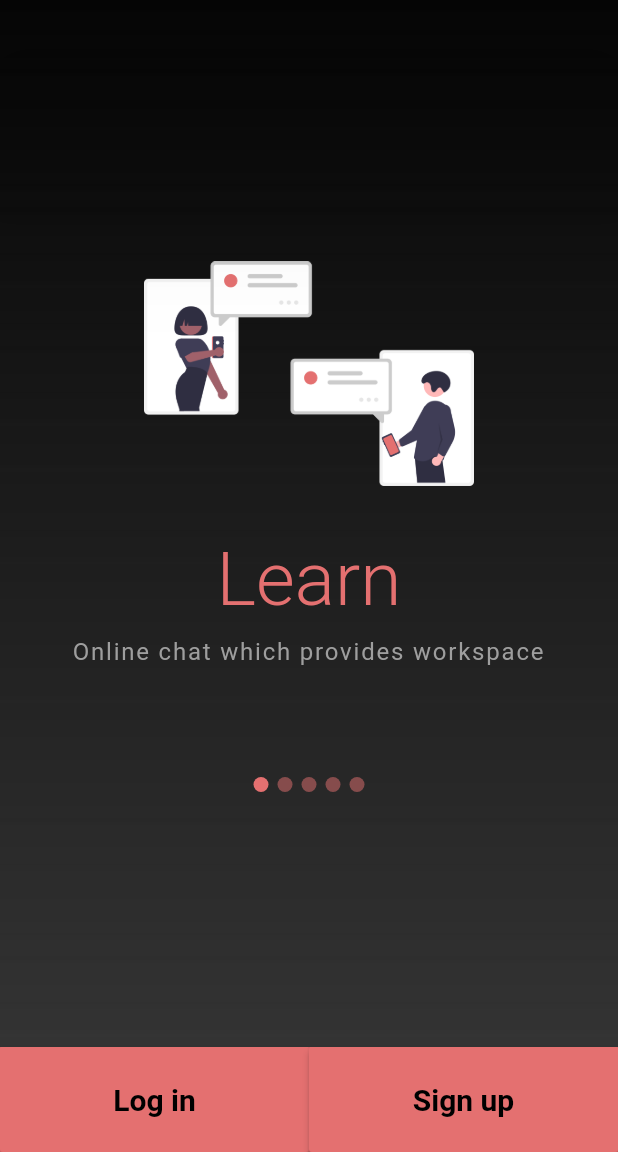
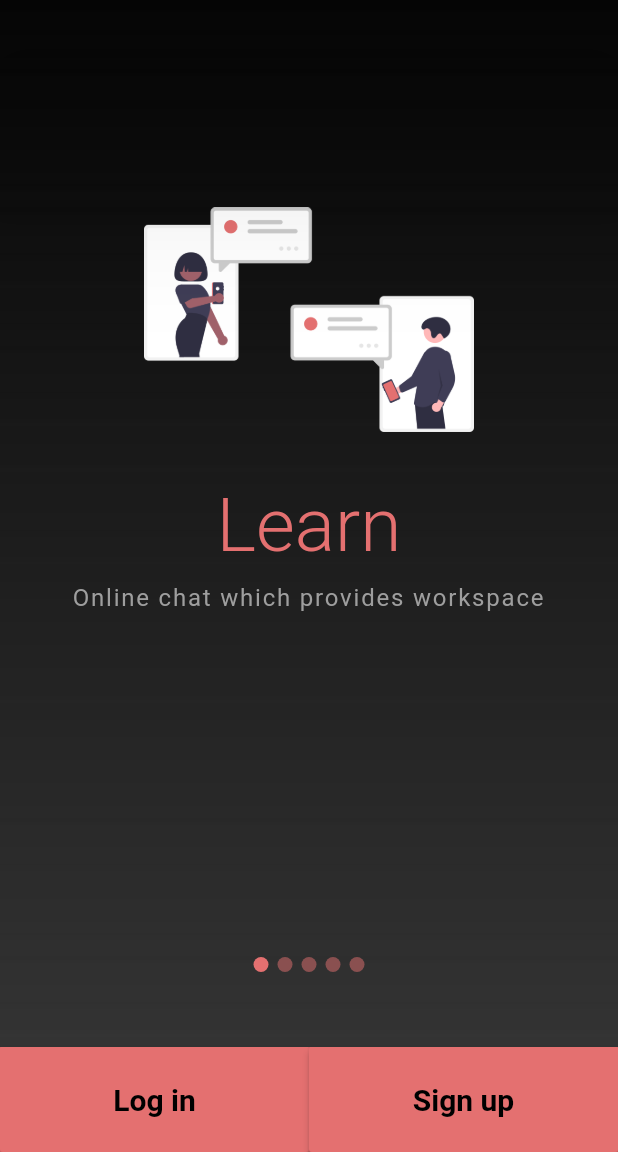
Before and after one commit to pri1311/xyz, a Flutter app: the screen it shows after launch, on a phone screen of 412 x 824 dp, the part 84-1236 px from its top. Run offline on Flutter 3.47's test engine with Material 2 defaults, Android fonts, the phone set to English and light mode, and no system bars; our stand-ins replace animated_text_kit, flutter_chat_bubble, like_button, page_transition, rflutter_alert, salomon_bottom_bar; missing offline and left inert: fancy_drawer, flappy_search_bar.

Commit message:
Refactored welcome page and added page animations to login

```diff
--- a/lib/screens/homepage.dart
+++ b/lib/screens/homepage.dart
@@ -7,12 +7,14 @@ import 'package:xyz/screens/searchPage.dart';
 enum _SelectedTab { home, search, profile }
 
 class Homepage extends StatefulWidget {
+  static const String id = 'Home_page';
   @override
   _HomepageState createState() => _HomepageState();
 }
 
 class _HomepageState extends State<Homepage> {
   var _selectedTab = _SelectedTab.home;
+  static const String id = 'Home_page';
 
   void _handleIndexChanged(int i) {
     setState(() {
--- a/lib/screens/welcomepage.dart
+++ b/lib/screens/welcomepage.dart
@@ -1,7 +1,5 @@
 import 'package:flutter/material.dart';
 import 'package:xyz/components/items.dart';
-import 'package:xyz/screens/loginpage.dart';
-import 'package:xyz/screens/registerpage.dart';
 
 class WelcomeScreen extends StatefulWidget {
   static const String id = 'welcome_screen';
@@ -97,11 +95,11 @@ class _WelcomeScreenState extends State<WelcomeScreen> {
               ),
             ),
           ),
-          Padding(
-            padding: EdgeInsets.only(bottom: 120.0),
-            child: Stack(
-              children: <Widget>[
-                PageView.builder(
+          Column(
+            children: [
+              Flexible(
+                flex: 6,
+                child: PageView.builder(
                   controller: _pageViewController,
                   itemCount: slides.length,
                   itemBuilder: (BuildContext context, int index) {
@@ -113,21 +111,23 @@ class _WelcomeScreenState extends State<WelcomeScreen> {
                     return slides[index];
                   },
                 ),
-                Padding(
+              ),
+              Expanded(
+                flex: 2,
+                child: Container(
                   padding: EdgeInsets.only(bottom: 80.0),
                   child: Align(
                       alignment: Alignment.bottomCenter,
                       child: Container(
-                        margin: EdgeInsets.only(top: 70.0),
-                        padding: EdgeInsets.symmetric(vertical: 40.0),
+                        padding: EdgeInsets.only(bottom: 40.0),
                         child: Row(
                           mainAxisAlignment: MainAxisAlignment.center,
                           children: indicator(),
                         ),
                       )),
                 ),
-              ],
-            ),
+              ),
+            ],
           ),
           Align(
             alignment: Alignment.bottomCenter,
@@ -142,7 +142,11 @@ class _WelcomeScreenState extends State<WelcomeScreen> {
                         text: 'Log in',
                         colour: Color(0xFFE47070),
                         onPressed: () {
-                          Navigator.pushNamed(context, LoginPage.id);
+                          Navigator.pushNamed(
+                            context,
+                            "/login",
+                          );
+                          //Navigator.pushNamed(context, LoginPage.id);
                         },
                       )),
                   Expanded(
@@ -151,7 +155,11 @@ class _WelcomeScreenState extends State<WelcomeScreen> {
                       text: 'Sign up',
                       colour: Color(0xFFE47070),
                       onPressed: () {
-                        Navigator.pushNamed(context, Registeration.id);
+                        Navigator.pushNamed(
+                          context,
+                          "/register",
+                        );
+                        //Navigator.pushNamed(context, Registeration.id);
                       },
                     ),
                   ),
```
Also changed, not shown: lib/main.dart (+27 -6 lines), pubspec.lock.
